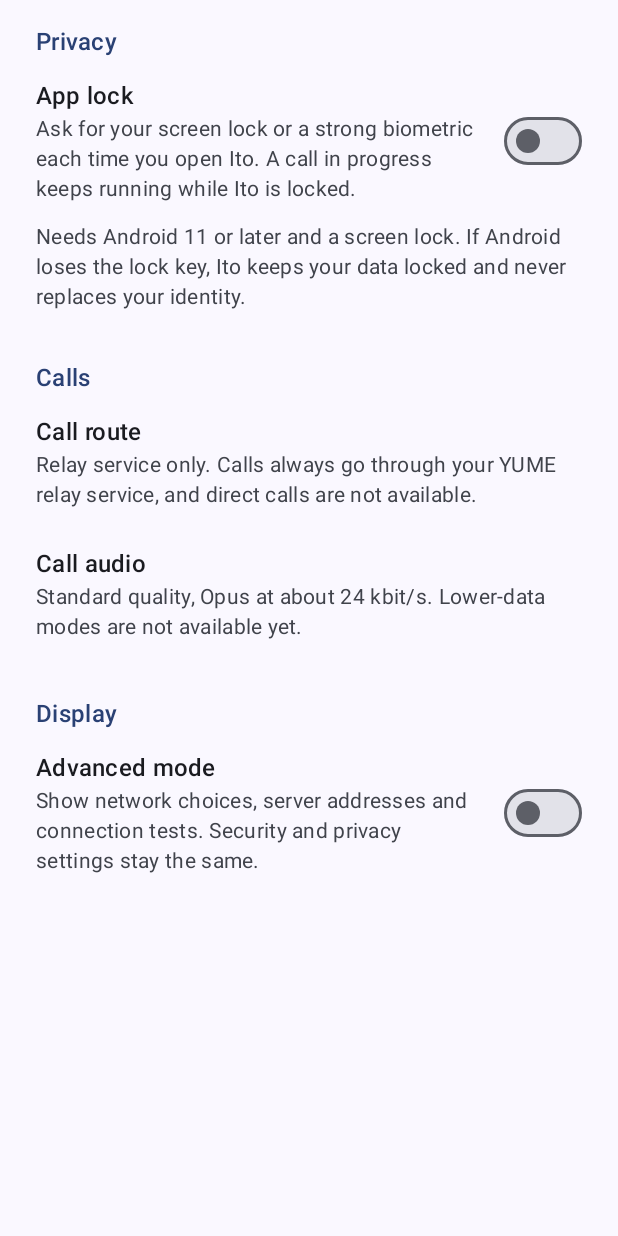
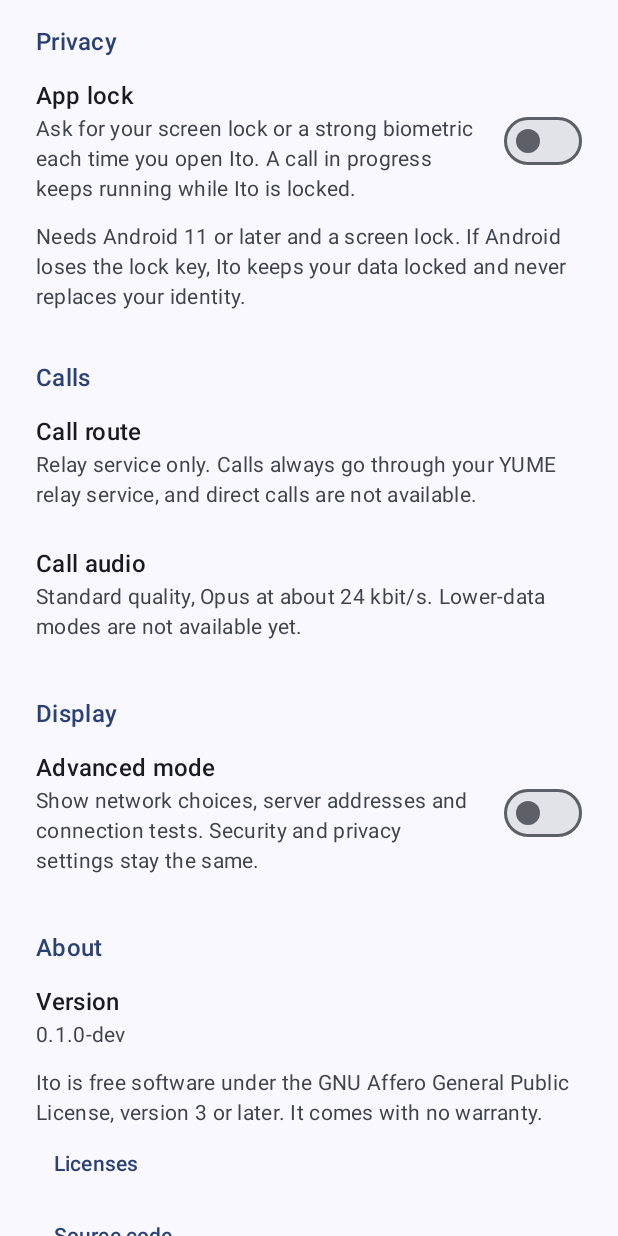
Before and after one commit to FixCraft-Inc/ito4a, an Android app built with Jetpack Compose: the composable SettingsPage shown on its own in the app's theme, on a phone screen of 412 x 824 dp. Run offline under Robolectric (Android 15) with nearby library versions, the phone set to English and light mode, and no system bars; network calls fail; 2 statements that could not run were skipped.

Commit message:
Add licenses and the source address to Settings
A distributed AGPL app should tell its users how to read its license
and where to find its source. Settings now has an About section with
the version, the license statement, the packaged notices and the source
address. The list reads the verified files each build already carries,
so it always matches the build.

The notice catalog pin follows the one changed sentence in
THIRD_PARTY_LICENSES.md, and the server row loses an always-true check.

Validation: build final-21 passed 131 JVM tests with providers and 117
minimal, lint with no errors, notice checks and 143 emulator tests
shared with yume4a. Removed-fix controls failed for their intended
reasons. The license and Back flow ran in the real app on the emulator.
The source address has no repository behind it until one is created.

```diff
--- a/app/src/main/java/com/fixcraft/ito/ui/SettingsPage.kt
+++ b/app/src/main/java/com/fixcraft/ito/ui/SettingsPage.kt
@@ -1,5 +1,7 @@
 package com.fixcraft.ito.ui
 
+import android.content.ActivityNotFoundException
+import android.content.Intent
 import androidx.annotation.StringRes
 import androidx.compose.foundation.layout.Column
 import androidx.compose.foundation.layout.Row
@@ -12,13 +14,17 @@ import androidx.compose.foundation.selection.toggleable
 import androidx.compose.material3.MaterialTheme
 import androidx.compose.material3.Switch
 import androidx.compose.material3.Text
+import androidx.compose.material3.TextButton
 import androidx.compose.runtime.Composable
 import androidx.compose.ui.Alignment
 import androidx.compose.ui.Modifier
+import androidx.compose.ui.platform.LocalContext
 import androidx.compose.ui.res.stringResource
 import androidx.compose.ui.semantics.Role
 import androidx.compose.ui.semantics.semantics
 import androidx.compose.ui.unit.dp
+import androidx.core.net.toUri
+import com.fixcraft.ito.BuildConfig
 import com.fixcraft.ito.R
 import com.fixcraft.ito.domain.Preferences
 import com.fixcraft.ito.domain.Presentation
@@ -30,7 +36,8 @@ import com.fixcraft.ito.domain.Presentation
  */
 @Composable
 fun SettingsPage(preferences: Preferences, onPresentation: (Presentation) -> Unit = {},
-                 lockEnabled: Boolean = false, onLock: () -> Unit = {}) {
+                 lockEnabled: Boolean = false, onLock: () -> Unit = {}, onLicenses: () -> Unit = {}) {
+    val context = LocalContext.current
     PageColumn {
         SectionTitle(R.string.settings_privacy)
         // Turning the lock on or off starts platform authentication. The switch
@@ -47,6 +54,20 @@ fun SettingsPage(preferences: Preferences, onPresentation: (Presentation) -> Uni
             preferences.presentation == Presentation.Advanced) { enabled ->
             onPresentation(if (enabled) Presentation.Advanced else Presentation.Simple)
         }
+        Spacer(Modifier.height(24.dp))
+        SectionTitle(R.string.settings_about)
+        Column(Modifier.fillMaxWidth().padding(vertical = 12.dp).semantics(mergeDescendants = true) {}) {
+            Text(stringResource(R.string.about_version), style = MaterialTheme.typography.titleMedium)
+            Text(BuildConfig.VERSION_NAME, style = MaterialTheme.typography.bodyMedium, color = MaterialTheme.colorScheme.onSurfaceVariant)
+        }
+        SupportingText(R.string.about_license)
+        TextButton(onClick = onLicenses) { Text(stringResource(R.string.about_licenses)) }
+        TextButton(onClick = {
+            try { context.startActivity(Intent(Intent.ACTION_VIEW, SOURCE_URL.toUri())) }
+            catch (_: ActivityNotFoundException) { /* No browser can open it. The address stays on screen. */ }
+        }) { Text(stringResource(R.string.about_source)) }
+        Text(SOURCE_URL.removePrefix("https://"), style = MaterialTheme.typography.bodySmall, color = MaterialTheme.colorScheme.onSurfaceVariant,
+            modifier = Modifier.padding(start = 12.dp))
     }
 }
 
--- a/app/src/main/res/values/strings.xml
+++ b/app/src/main/res/values/strings.xml
@@ -226,4 +226,12 @@
     <string name="call_route_value">Relay service only. Calls always go through your YUME relay service, and direct calls are not available.</string>
     <string name="call_audio">Call audio</string>
     <string name="call_audio_value">Standard quality, Opus at about 24 kbit/s. Lower-data modes are not available yet.</string>
+    <!-- Settings, licenses and source -->
+    <string name="settings_about">About</string>
+    <string name="about_version">Version</string>
+    <string name="about_license">Ito is free software under the GNU Affero General Public License, version 3 or later. It comes with no warranty.</string>
+    <string name="about_licenses">Licenses</string>
+    <string name="about_source">Source code</string>
+    <string name="licenses_description">Ito\'s license and the notices of the open-source components in this build.</string>
+    <string name="notice_unreadable">This notice could not be opened.</string>
 </resources>
```
Also changed, not shown: app/src/main/java/com/fixcraft/ito/ui/ItoApp.kt (+20 -3 lines), app/src/main/java/com/fixcraft/ito/ui/LicensesPage.kt (added, +80 -0 lines), 6 other files.
